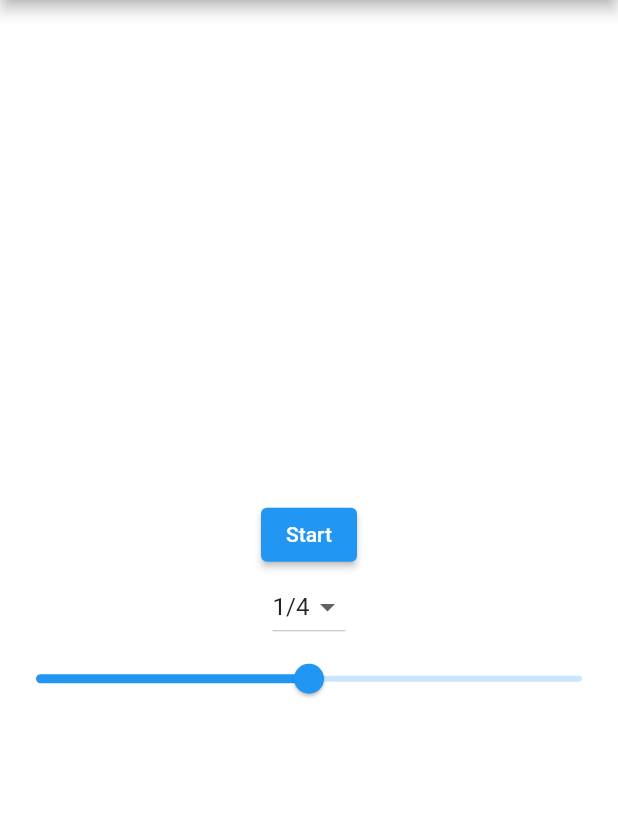
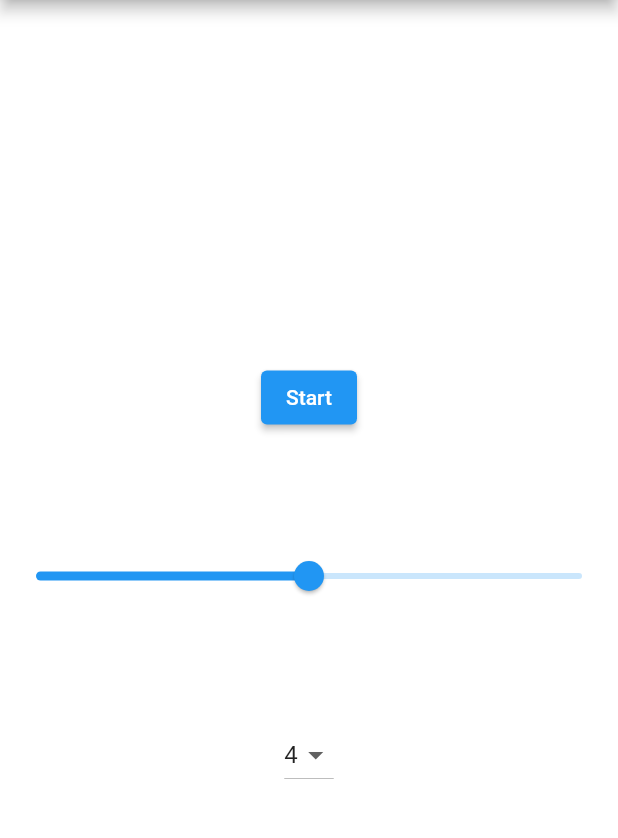
Before and after one commit to triptychlux/Metronome2, a Flutter app: the screen it shows after launch, on a phone screen of 412 x 824 dp, the part 84-922 px from its top. Run offline on Flutter 3.47's test engine with Material 2 defaults, Android fonts, the phone set to English and light mode, and no system bars; our stand-ins replace audioplayers.

Commit message:
next commit

```diff
--- a/metronome2/lib/main.dart
+++ b/metronome2/lib/main.dart
@@ -28,7 +28,7 @@ class _MetronomeScreenState extends State<MetronomeScreen> {
   late AudioPlayer _audioPlayer;
   Timer? _timer;
   int _selectedTimeSignatureIndex = 0;
-  List<String> _availableTimeSignatures = ['1/4', '2/4', '3/4', '4/4', '5/4', '6/4', '7/4', '8/4'];
+  List<String> _availableTimeSignatures = ['4', '1', '2', '3', '5', '6', '7', '8'];
 
   @override
   void initState() {
@@ -100,11 +100,30 @@ class _MetronomeScreenState extends State<MetronomeScreen> {
         child: Column(
           mainAxisAlignment: MainAxisAlignment.center,
           children: <Widget>[
-            Text('Tempo: $_bpm BPM', style: TextStyle(fontSize: 18, color: Colors.white)),
-            SizedBox(height: 20),
             ElevatedButton(
               onPressed: _startStopMetronome,
               child: Text(_isPlaying ? 'Stop' : 'Start'),
+            ),
+            SizedBox(height: 50),
+
+            Text('Tempo: $_bpm BPM', style: TextStyle(fontSize: 18, color: Colors.white)),
+            Slider(
+              value: _bpm.toDouble(),
+              min: 40,
+              max: 200,
+              onChanged: (value) {
+                setState(() {
+                  _bpm = value.round();
+                });
+              },
+            ),
+            SizedBox(height: 50),
+
+            Row(
+              mainAxisAlignment: MainAxisAlignment.center,
+              children: <Widget>[
+                Text('Akcent co:', style: TextStyle(fontSize: 18, color: Colors.white)),
+              ],
             ),
             DropdownButton<String>(
               value: _availableTimeSignatures[_selectedTimeSignatureIndex],
@@ -115,20 +134,10 @@ class _MetronomeScreenState extends State<MetronomeScreen> {
                 );
               }).toList(),
               onChanged: (String? newValue) {
-                setState(() {
-                  _selectedTimeSignatureIndex = _availableTimeSignatures.indexOf(newValue!);
-                });
-              },
-            ),
-            Slider(
-              value: _bpm.toDouble(),
-              min: 40,
-              max: 200,
-              onChanged: (value) {
-                setState(() {
-                  _bpm = value.round();
-                });
-              },
+                 setState(() {
+                   _selectedTimeSignatureIndex = _availableTimeSignatures.indexOf(newValue!);
+                 });
+            },
             ),
           ],
         ),
```
